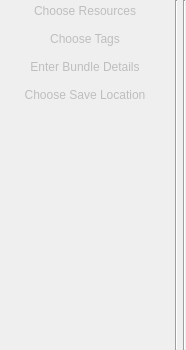
This is plugins/extensions/resourcemanager/wdgside.ui in KDE/krita as Qt 5 draws it before an edit. The edited form follows.
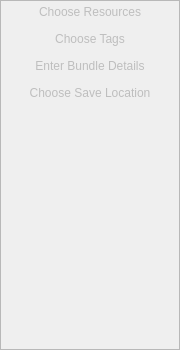
This is the edited form.

```diff
--- a/plugins/extensions/resourcemanager/wdgside.ui
+++ b/plugins/extensions/resourcemanager/wdgside.ui
@@ -6,7 +6,7 @@
    <rect>
     <x>0</x>
     <y>0</y>
-    <width>186</width>
+    <width>180</width>
     <height>350</height>
    </rect>
   </property>
@@ -23,7 +23,7 @@
    <string>Form</string>
   </property>
   <property name="autoFillBackground">
-   <bool>true</bool>
+   <bool>false</bool>
   </property>
   <layout class="QGridLayout" name="gridLayout">
    <property name="leftMargin">
@@ -38,46 +38,34 @@
    <property name="bottomMargin">
     <number>0</number>
    </property>
-   <property name="horizontalSpacing">
-    <number>5</number>
-   </property>
-   <property name="verticalSpacing">
-    <number>7</number>
-   </property>
-   <item row="0" column="1" rowspan="6">
-    <widget class="Line" name="line">
-     <property name="orientation">
-      <enum>Qt::Vertical</enum>
-     </property>
-    </widget>
-   </item>
-   <item row="0" column="2" rowspan="6">
-    <widget class="Line" name="line_2">
-     <property name="orientation">
-      <enum>Qt::Vertical</enum>
-     </property>
-    </widget>
-   </item>
    <item row="0" column="0">
-    <widget class="QToolButton" name="btnChooseRes">
-     <property name="enabled">
-      <bool>false</bool>
-     </property>
+    <widget class="QFrame" name="frame">
      <property name="sizePolicy">
-      <sizepolicy hsizetype="Expanding" vsizetype="Fixed">
+      <sizepolicy hsizetype="Preferred" vsizetype="Expanding">
        <horstretch>0</horstretch>
        <verstretch>0</verstretch>
       </sizepolicy>
      </property>
-     <property name="text">
-      <string>Choose Resources</string>
+     <property name="frameShape">
+      <enum>QFrame::StyledPanel</enum>
      </property>
-     <property name="autoRaise">
-      <bool>true</bool>
+     <property name="frameShadow">
+      <enum>QFrame::Raised</enum>
      </property>
-    </widget>
-   </item>
-   <item row="1" column="0">
+     <layout class="QGridLayout" name="gridLayout_2">
+      <property name="leftMargin">
+       <number>0</number>
+      </property>
+      <property name="topMargin">
+       <number>0</number>
+      </property>
+      <property name="rightMargin">
+       <number>0</number>
+      </property>
+      <property name="bottomMargin">
+       <number>0</number>
+      </property>
+      <item row="2" column="0">
     <widget class="QToolButton" name="btnChooseTags">
      <property name="enabled">
       <bool>false</bool>
@@ -96,7 +84,7 @@
      </property>
     </widget>
    </item>
-   <item row="2" column="0">
+      <item row="10" column="0">
     <widget class="QToolButton" name="btnBundleInfo">
      <property name="enabled">
       <bool>false</bool>
@@ -115,7 +103,7 @@
      </property>
     </widget>
    </item>
-   <item row="3" column="0">
+      <item row="11" column="0" alignment="Qt::AlignTop">
     <widget class="QToolButton" name="btnSaveLocation">
      <property name="enabled">
       <bool>false</bool>
@@ -132,6 +120,28 @@
      <property name="autoRaise">
       <bool>true</bool>
      </property>
+       </widget>
+      </item>
+      <item row="1" column="0">
+       <widget class="QToolButton" name="btnChooseRes">
+        <property name="enabled">
+         <bool>false</bool>
+        </property>
+        <property name="sizePolicy">
+         <sizepolicy hsizetype="Expanding" vsizetype="Fixed">
+          <horstretch>0</horstretch>
+          <verstretch>0</verstretch>
+         </sizepolicy>
+        </property>
+        <property name="text">
+         <string>Choose Resources</string>
+        </property>
+        <property name="autoRaise">
+         <bool>true</bool>
+        </property>
+       </widget>
+      </item>
+     </layout>
     </widget>
    </item>
   </layout>
```
Left out of the diff: 2 changed lines with no effect on the pictures. Lines whose indentation alone changed are shown as unchanged.
